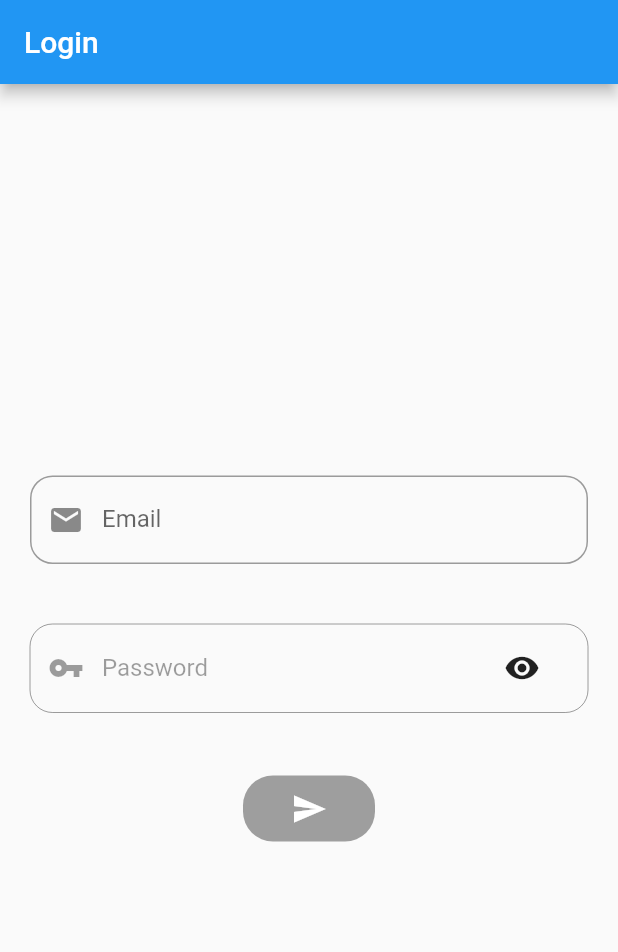
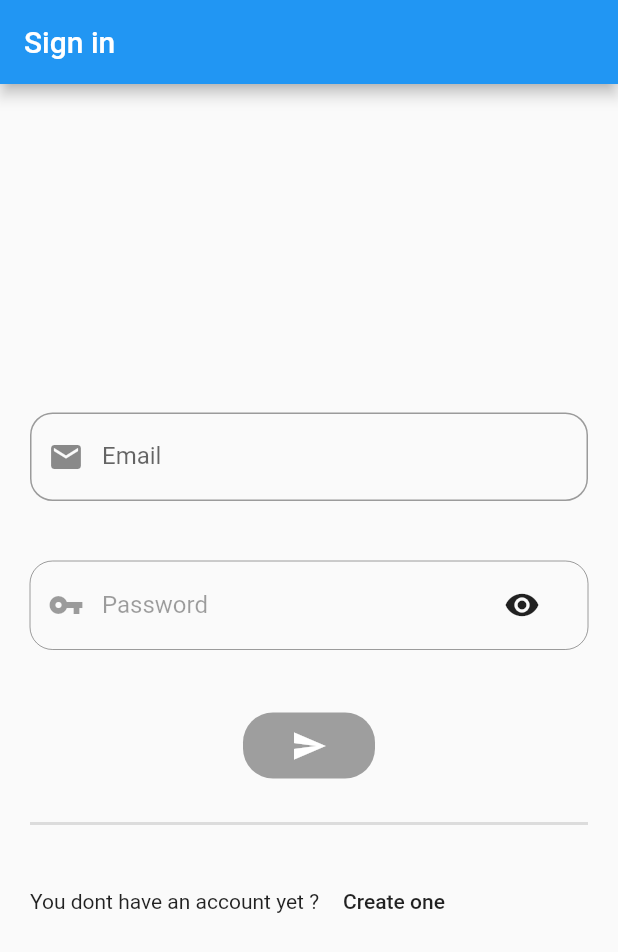
Before and after one commit to ramiro-di-rico/homemanagement_app, a Flutter app: the screen it shows after launch, on a phone screen of 412 x 824 dp. Shown: the top 952 px of the screen. Run offline on Flutter 3.47's test engine with Material 2 defaults, Android fonts, the phone set to English and light mode, and no system bars; our stand-ins replace datetime_picker_formfield, fl_chart, flip_card, flutter_speed_dial, get_it, local_auth and 2 more; missing offline and left inert: encrypt, queries; accounts and stored records are empty.

```diff
--- a/home_management_app/lib/screens/authentication/login.dart
+++ b/home_management_app/lib/screens/authentication/login.dart
@@ -20,6 +20,7 @@ class _LoginScreenState extends State<LoginScreen> {
   bool enableButton = false;
   bool isEmailValid = false;
   bool hidePassword = true;
+  bool hideRegistrationLabel = false;
   Function buttonPressed = null;
   AuthenticationService authenticationService =
       GetIt.instance<AuthenticationService>();
@@ -38,14 +39,14 @@ class _LoginScreenState extends State<LoginScreen> {
     authenticationService.init();
 
     if (authenticationService.canAutoAuthenticate()) {
-      if (!authenticationService.isAuthenticated()){
+      if (!authenticationService.isAuthenticated()) {
         var biometricsEnabled = await auth.canCheckBiometrics;
-        if(biometricsEnabled){
+        if (biometricsEnabled) {
           var biometricAuthenticated = await auth.authenticateWithBiometrics(
               localizedReason: 'Scan your fingerprint to authenticate',
               useErrorDialogs: true,
               stickyAuth: true);
-          if(biometricAuthenticated){
+          if (biometricAuthenticated) {
             await this.authenticationService.autoAuthenticate();
           }
         }
@@ -56,21 +57,69 @@ class _LoginScreenState extends State<LoginScreen> {
 
   @override
   Widget build(BuildContext context) {
+    var controls = [
+      buildEmailTextField(),
+      buildPasswordTextFied(),
+      buildSendButton()
+    ];
+
+    if (!keyboardFactory.isKeyboardVisible()) {
+      controls.add(buildDivider());
+      controls.add(buildRegistrationLabel());
+    }
+
     return Scaffold(
       appBar: AppBar(
-        title: Text('Login'),
+        title: Text('Sign in'),
       ),
       body: SafeArea(
-        child: Center(
         child: Column(
-              mainAxisAlignment: MainAxisAlignment.center,
-              children: <Widget>[
-                Padding(
+            mainAxisAlignment: MainAxisAlignment.center, children: controls),
+      ),
+    );
+  }
+
+  Padding buildRegistrationLabel() {
+    return Padding(
+      padding: EdgeInsets.fromLTRB(20, 20, 20, 0),
+      child: Row(
+        children: [
+          Text('You don' 't have an account yet ?'),
+          FlatButton(
+            onPressed: () {},
+            child: Text('Create one'),
+          )
+        ],
+      ),
+    );
+  }
+
+  Padding buildDivider() {
+    return Padding(
+      padding: EdgeInsets.fromLTRB(20, 0, 20, 0),
+      child: Divider(
+        thickness: 2,
+      ),
+    );
+  }
+
+  Padding buildSendButton() {
+    return Padding(
       padding: EdgeInsets.all(20),
-                  child: createTextField('Email', true, false, onEmailChanged,
-                      null, Icon(Icons.email)),
+      child: FlatButton(
+        color: Colors.blueAccent,
+        disabledColor: Colors.grey,
+        padding: EdgeInsets.fromLTRB(20, 10, 20, 10),
+        shape: RoundedRectangleBorder(
+            borderRadius: BorderRadius.all(Radius.elliptical(20, 20))),
+        child: Icon(Icons.send, color: Colors.white),
+        onPressed: buttonPressed,
       ),
-                Padding(
+    );
+  }
+
+  Padding buildPasswordTextFied() {
+    return Padding(
       padding: EdgeInsets.all(20),
       child: createTextField(
           'Password',
@@ -79,29 +128,18 @@ class _LoginScreenState extends State<LoginScreen> {
           onPasswordChanged,
           FlatButton(
             shape: CircleBorder(),
-                        child: Icon(hidePassword
-                            ? Icons.visibility
-                            : Icons.visibility_off),
+            child: Icon(hidePassword ? Icons.visibility : Icons.visibility_off),
             onPressed: changePasswordVisibility,
           ),
           Icon(Icons.vpn_key)),
-                ),
-                Padding(
+    );
+  }
+
+  Padding buildEmailTextField() {
+    return Padding(
       padding: EdgeInsets.all(20),
-                  child: FlatButton(
-                    color: Colors.blueAccent,
-                    disabledColor: Colors.grey,
-                    padding: EdgeInsets.fromLTRB(20, 10, 20, 10),
-                    shape: RoundedRectangleBorder(
-                      borderRadius: BorderRadius.all(Radius.elliptical(20, 20))
-                    ),
-                    child: Icon(Icons.send, color: Colors.white),
-                    onPressed: buttonPressed,
-                  ),
-                )
-              ]),
-        ),
-      ),
+      child: createTextField(
+          'Email', true, false, onEmailChanged, null, Icon(Icons.email)),
     );
   }
 
```
Lines whose indentation alone changed are shown as unchanged.
